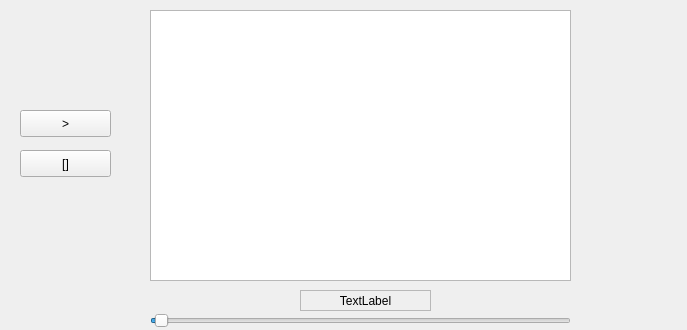
The window that editor/musicwidget.ui (Telecrab/jnb3d) describes before a commit, drawn with Qt 5.
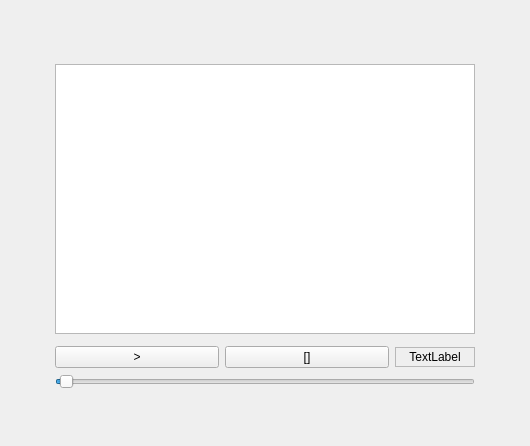
The same window after the commit.

Commit message: C: Added a somewhat nice layout to MusicWidget.

The edit to the form file:
```diff
--- a/editor/musicwidget.ui
+++ b/editor/musicwidget.ui
@@ -6,28 +6,64 @@
    <rect>
     <x>0</x>
     <y>0</y>
-    <width>687</width>
-    <height>330</height>
+    <width>530</width>
+    <height>446</height>
    </rect>
   </property>
   <property name="windowTitle">
    <string>Form</string>
   </property>
+  <layout class="QGridLayout" name="gridLayout">
+   <item row="4" column="1">
+    <widget class="QPushButton" name="pushButtonPlayPause">
+     <property name="text">
+      <string>&gt;</string>
+     </property>
+     <property name="checkable">
+      <bool>true</bool>
+     </property>
+    </widget>
+   </item>
+   <item row="0" column="1" colspan="3">
+    <spacer name="verticalSpacer_2">
+     <property name="orientation">
+      <enum>Qt::Vertical</enum>
+     </property>
+     <property name="sizeHint" stdset="0">
+      <size>
+       <width>20</width>
+       <height>40</height>
+      </size>
+     </property>
+    </spacer>
+   </item>
+   <item row="0" column="4" rowspan="7">
+    <spacer name="horizontalSpacer_2">
+     <property name="orientation">
+      <enum>Qt::Horizontal</enum>
+     </property>
+     <property name="sizeHint" stdset="0">
+      <size>
+       <width>40</width>
+       <height>20</height>
+      </size>
+     </property>
+    </spacer>
+   </item>
+   <item row="4" column="3">
   <widget class="QLabel" name="labelSongPosition">
-   <property name="geometry">
-    <rect>
-     <x>300</x>
-     <y>290</y>
-     <width>131</width>
-     <height>21</height>
-    </rect>
-   </property>
    <property name="sizePolicy">
-    <sizepolicy hsizetype="MinimumExpanding" vsizetype="MinimumExpanding">
+      <sizepolicy hsizetype="Fixed" vsizetype="Fixed">
      <horstretch>0</horstretch>
      <verstretch>0</verstretch>
     </sizepolicy>
    </property>
+     <property name="minimumSize">
+      <size>
+       <width>80</width>
+       <height>20</height>
+      </size>
+     </property>
    <property name="frameShape">
     <enum>QFrame::StyledPanel</enum>
    </property>
@@ -41,31 +77,52 @@
     <set>Qt::AlignCenter</set>
    </property>
   </widget>
-  <widget class="QPushButton" name="pushButtonPlayPause">
-   <property name="geometry">
-    <rect>
-     <x>20</x>
-     <y>110</y>
-     <width>91</width>
-     <height>27</height>
-    </rect>
-   </property>
+   </item>
+   <item row="4" column="2">
+    <widget class="QPushButton" name="pushButtonStop">
    <property name="text">
-    <string>&gt;</string>
-   </property>
-   <property name="checkable">
-    <bool>true</bool>
-   </property>
-  </widget>
+      <string>[]</string>
+     </property>
+    </widget>
+   </item>
+   <item row="0" column="0" rowspan="7">
+    <spacer name="horizontalSpacer">
+     <property name="orientation">
+      <enum>Qt::Horizontal</enum>
+     </property>
+     <property name="sizeHint" stdset="0">
+      <size>
+       <width>40</width>
+       <height>20</height>
+      </size>
+     </property>
+    </spacer>
+   </item>
+   <item row="5" column="1" colspan="3">
+    <widget class="QSlider" name="sliderSongPosition">
+     <property name="value">
+      <number>1</number>
+     </property>
+     <property name="orientation">
+      <enum>Qt::Horizontal</enum>
+     </property>
+    </widget>
+   </item>
+   <item row="6" column="1" colspan="3">
+    <spacer name="verticalSpacer">
+     <property name="orientation">
+      <enum>Qt::Vertical</enum>
+     </property>
+     <property name="sizeHint" stdset="0">
+      <size>
+       <width>20</width>
+       <height>40</height>
+      </size>
+     </property>
+    </spacer>
+   </item>
+   <item row="1" column="1" rowspan="2" colspan="3">
   <widget class="QPlainTextEdit" name="plainTextEdit">
-   <property name="geometry">
-    <rect>
-     <x>150</x>
-     <y>10</y>
-     <width>421</width>
-     <height>271</height>
-    </rect>
-   </property>
    <property name="minimumSize">
     <size>
      <width>420</width>
@@ -88,35 +145,8 @@
     <set>Qt::LinksAccessibleByMouse|Qt::TextSelectableByMouse</set>
    </property>
   </widget>
-  <widget class="QSlider" name="sliderSongPosition">
-   <property name="geometry">
-    <rect>
-     <x>150</x>
-     <y>310</y>
-     <width>421</width>
-     <height>21</height>
-    </rect>
-   </property>
-   <property name="value">
-    <number>1</number>
-   </property>
-   <property name="orientation">
-    <enum>Qt::Horizontal</enum>
-   </property>
-  </widget>
-  <widget class="QPushButton" name="pushButtonStop">
-   <property name="geometry">
-    <rect>
-     <x>20</x>
-     <y>150</y>
-     <width>91</width>
-     <height>27</height>
-    </rect>
-   </property>
-   <property name="text">
-    <string>[]</string>
-   </property>
-  </widget>
+   </item>
+  </layout>
  </widget>
  <resources/>
  <connections/>
```
Lines whose indentation alone changed are shown as unchanged.
